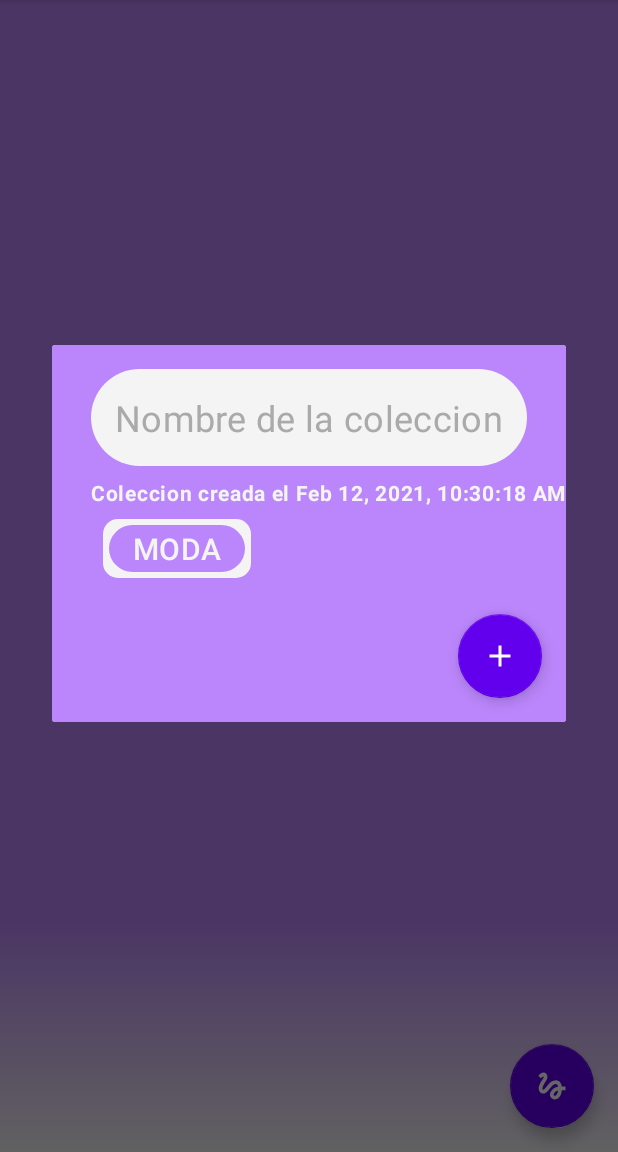
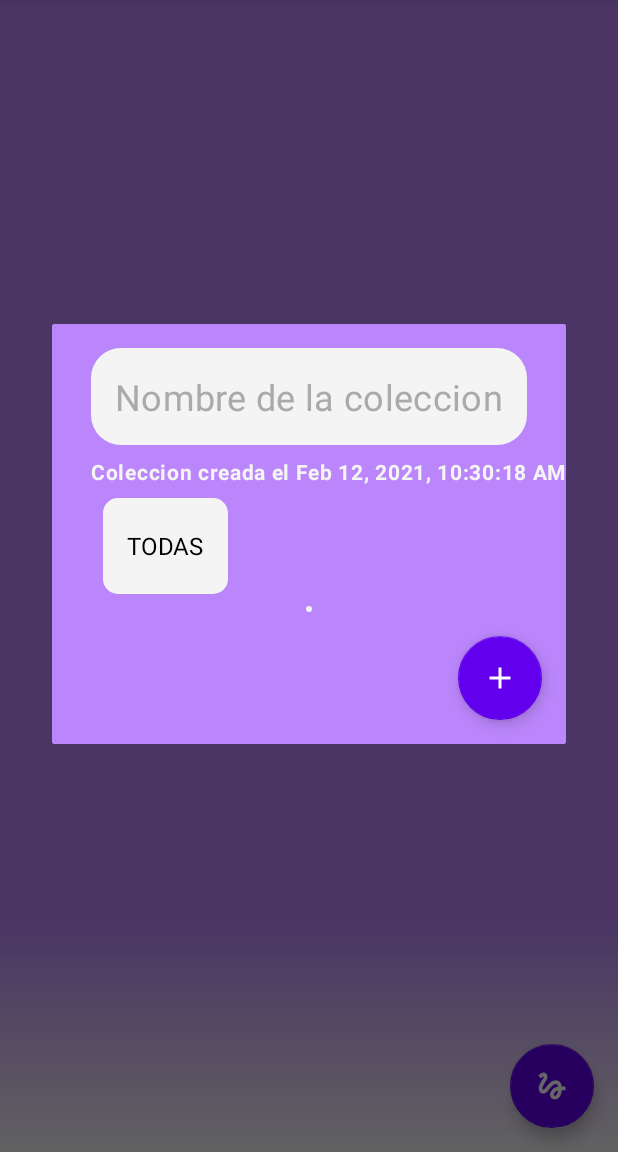
Before and after one commit to charromax/SocialMediaPostOrganizer, an Android app: the AddCollectionDialogFragment screen opened through its navigation route, on a phone screen of 412 x 824 dp, the part 84-1236 px from its top. Run offline under Robolectric (Android 15) with nearby library versions, the phone set to English and light mode, and no system bars; our stand-ins replace Dagger/Hilt's generated code, Room's generated code; libraries missing offline, so code that uses them is left out: androidx.datastore.preferences, androidx.hilt.lifecycle, it.xabaras.android; 3 statements that could not run were skipped.

Commit message:
spinner layout

```diff
--- a/app/src/main/java/com/example/posteosdeig/data/ArticlesDao.kt
+++ b/app/src/main/java/com/example/posteosdeig/data/ArticlesDao.kt
@@ -29,6 +29,9 @@ interface ArticlesDao {
     @Query("SELECT * FROM article_table WHERE category=:category AND collectionId = ''")
     fun getAllArticlesForCategory(category: String): Flow<List<Articulo>>
 
+    @Query("SELECT * FROM article_table WHERE collectionId = ''")
+    fun getAllArticlesAvailable(): Flow<List<Articulo>>
+
     @Update
     suspend fun addArticleToCollection(article: Articulo)
 
--- a/app/src/main/java/com/example/posteosdeig/data/PreferencesManager.kt
+++ b/app/src/main/java/com/example/posteosdeig/data/PreferencesManager.kt
@@ -9,7 +9,6 @@ import com.example.posteosdeig.util.Categories
 import dagger.hilt.android.qualifiers.ApplicationContext
 import kotlinx.coroutines.flow.catch
 import kotlinx.coroutines.flow.map
-import java.io.IOError
 import java.io.IOException
 import javax.inject.Inject
 import javax.inject.Singleton
@@ -38,7 +37,7 @@ class PreferencesManager @Inject constructor(@ApplicationContext context: Contex
                 prefs[PreferencesKeys.SORT_ORDER] ?: SortOrder.BY_DATE.name
             )
             val selectedCategory = Categories.valueOf(
-                prefs[PreferencesKeys.SELECTED_CATEGORY] ?: Categories.MODA.name
+                prefs[PreferencesKeys.SELECTED_CATEGORY] ?: Categories.TODAS.name
             )
             FilterPreferences(sortOrder, selectedCategory)
         }
--- a/app/src/main/java/com/example/posteosdeig/ui/colecciones/AddCollectionDialogFragment.kt
+++ b/app/src/main/java/com/example/posteosdeig/ui/colecciones/AddCollectionDialogFragment.kt
@@ -28,7 +28,7 @@ class AddCollectionDialogFragment: DialogFragment(R.layout.fragment_add_collecti
         super.onViewCreated(view, savedInstanceState)
         val binding= FragmentAddCollectionBinding.bind(view)
         viewModel.getAllAvailableArticles(Categories.MODA)
-        articulosAdapter = AvailableArticulosAdapter(this)
+        articulosAdapter = AvailableArticulosAdapter(this, requireContext())
 
         with(binding) {
             availableArticlesList.apply {
@@ -36,7 +36,11 @@ class AddCollectionDialogFragment: DialogFragment(R.layout.fragment_add_collecti
                 layoutManager = StaggeredGridLayoutManager(2, StaggeredGridLayoutManager.VERTICAL)
             }
             categoriesSpin.adapter =
-                ArrayAdapter<Categories>(requireContext(), R.layout.item_layout, Categories.values())
+                ArrayAdapter<Categories>(
+                    requireContext(),
+                    android.R.layout.simple_spinner_dropdown_item,
+                    Categories.values()
+                )
             viewModel.availableArticles.observe(viewLifecycleOwner, Observer {
                 articulosAdapter.submitList(it)
             })
--- a/app/src/main/java/com/example/posteosdeig/ui/colecciones/AvailableArticulosAdapter.kt
+++ b/app/src/main/java/com/example/posteosdeig/ui/colecciones/AvailableArticulosAdapter.kt
@@ -1,20 +1,28 @@
 package com.example.posteosdeig.ui.colecciones
 
+import android.content.Context
+import android.graphics.PorterDuff
 import android.view.LayoutInflater
 import android.view.ViewGroup
+import androidx.core.content.ContextCompat
 import androidx.recyclerview.widget.DiffUtil
 import androidx.recyclerview.widget.ListAdapter
 import androidx.recyclerview.widget.RecyclerView
 import com.example.posteosdeig.data.model.Articulo
 import com.example.posteosdeig.databinding.ItemLayoutBinding
+import com.example.posteosdeig.util.Categories
 
-class AvailableArticulosAdapter(private val listener: OnClickListener): ListAdapter<Articulo, AvailableArticulosAdapter.AvailableArticulosViewHolder>(ArticleCallback()) {
+class AvailableArticulosAdapter(
+    private val listener: OnClickListener,
+    private val context: Context
+) : ListAdapter<Articulo, AvailableArticulosAdapter.AvailableArticulosViewHolder>(ArticleCallback()) {
 
-    inner class AvailableArticulosViewHolder(private val binding: ItemLayoutBinding): RecyclerView.ViewHolder(binding.root){
+    inner class AvailableArticulosViewHolder(private val binding: ItemLayoutBinding) :
+        RecyclerView.ViewHolder(binding.root) {
 
         init {
             binding.apply {
-                root.setOnClickListener{
+                root.setOnClickListener {
                     val position = adapterPosition
                     if (position != RecyclerView.NO_POSITION) {
                         listener.onArticleSelected(getItem(position), position)
@@ -27,6 +35,12 @@ class AvailableArticulosAdapter(private val listener: OnClickListener): ListAdap
         fun bind(articulo: Articulo) {
             binding.apply {
                 text1.text = articulo.title
+                text1.background.setColorFilter(
+                    ContextCompat.getColor(
+                        context,
+                        Categories.valueOf(articulo.category).color
+                    ), PorterDuff.Mode.SRC_ATOP
+                )
             }
         }
 
--- a/app/src/main/java/com/example/posteosdeig/ui/colecciones/ColeccionesViewModel.kt
+++ b/app/src/main/java/com/example/posteosdeig/ui/colecciones/ColeccionesViewModel.kt
@@ -3,13 +3,11 @@ package com.example.posteosdeig.ui.colecciones
 import android.content.Context
 import android.net.Uri
 import android.util.Log
-import androidx.core.content.ContentResolverCompat
 import androidx.hilt.lifecycle.ViewModelInject
 import androidx.lifecycle.ViewModel
 import androidx.lifecycle.asLiveData
 import androidx.lifecycle.viewModelScope
 import com.example.posteosdeig.data.ArticlesDao
-import com.example.posteosdeig.data.FilterPreferences
 import com.example.posteosdeig.data.PreferencesManager
 import com.example.posteosdeig.data.SortOrder
 import com.example.posteosdeig.data.model.Articulo
@@ -18,7 +16,6 @@ import com.example.posteosdeig.data.model.ColeccionWithArticulos
 import com.example.posteosdeig.util.Categories
 import dagger.hilt.android.qualifiers.ApplicationContext
 import kotlinx.coroutines.flow.Flow
-import kotlinx.coroutines.flow.emptyFlow
 import kotlinx.coroutines.flow.flatMapLatest
 import kotlinx.coroutines.launch
 import java.io.BufferedReader
@@ -69,7 +66,11 @@ class ColeccionesViewModel @ViewModelInject constructor(
     }
 
     fun getAllAvailableArticles(category: Categories): Flow<List<Articulo>> {
-            return articlesDao.getAllArticlesForCategory(category.name)
+        return if (category != Categories.TODAS) {
+            articlesDao.getAllArticlesForCategory(category.name)
+        } else {
+            articlesDao.getAllArticlesAvailable()
+        }
     }
 
     fun saveNewCollection(coleccion: Coleccion) = viewModelScope.launch {
--- a/app/src/main/java/com/example/posteosdeig/util/Categories.kt
+++ b/app/src/main/java/com/example/posteosdeig/util/Categories.kt
@@ -3,6 +3,7 @@ package com.example.posteosdeig.util
 import com.example.posteosdeig.R
 
 enum class Categories(val color: Int) {
+    TODAS(0),
     MODA(R.color.moda_color),
     DECO(R.color.deco_color),
     SPORT(R.color.sport_color)
--- a/app/src/main/res/drawable/collection_article.xml
+++ b/app/src/main/res/drawable/collection_article.xml
@@ -2,6 +2,6 @@
 <shape xmlns:android="http://schemas.android.com/apk/res/android"
     android:shape="rectangle">
     <solid android:color="@color/purple_200"/>
-    <corners android:radius="50dp"/>
+    <corners android:radius="20dp" />
 
 </shape>
--- a/app/src/main/res/drawable/dialog_background.xml
+++ b/app/src/main/res/drawable/dialog_background.xml
@@ -1,7 +1,12 @@
 <?xml version="1.0" encoding="utf-8"?>
 <shape xmlns:android="http://schemas.android.com/apk/res/android"
     android:shape="rectangle">
-    <solid android:color="@color/purple_200"/>
-    <corners android:radius="10dp"/>
+    <padding
+        android:bottom="2dp"
+        android:top="2dp"
+        android:left="2dp"
+        android:right="2dp" />
+    <solid android:color="@color/purple_200" />
+    <corners android:radius="10dp" />
 
 </shape>
--- a/app/src/main/res/layout/fragment_add_collection.xml
+++ b/app/src/main/res/layout/fragment_add_collection.xml
@@ -49,7 +49,8 @@
             android:layout_height="wrap_content"
             android:layout_marginTop="8dp"
             android:layout_marginHorizontal="8dp"
-            android:padding="4dp"
+            android:padding="8dp"
+            style="@style/spinnerStyle"
             android:spinnerMode="dropdown"
             android:background="@drawable/dialog_background"
             android:backgroundTint="@color/off_white"
--- /dev/null
+++ b/app/src/main/res/values/styles.xml
@@ -0,0 +1,7 @@
+<?xml version="1.0" encoding="utf-8"?>
+<resources>
+
+    <style name="spinnerStyle" parent="@android:style/Widget.TextView.SpinnerItem">
+        <item name="android:padding">5sp</item>
+    </style>
+</resources>
```
